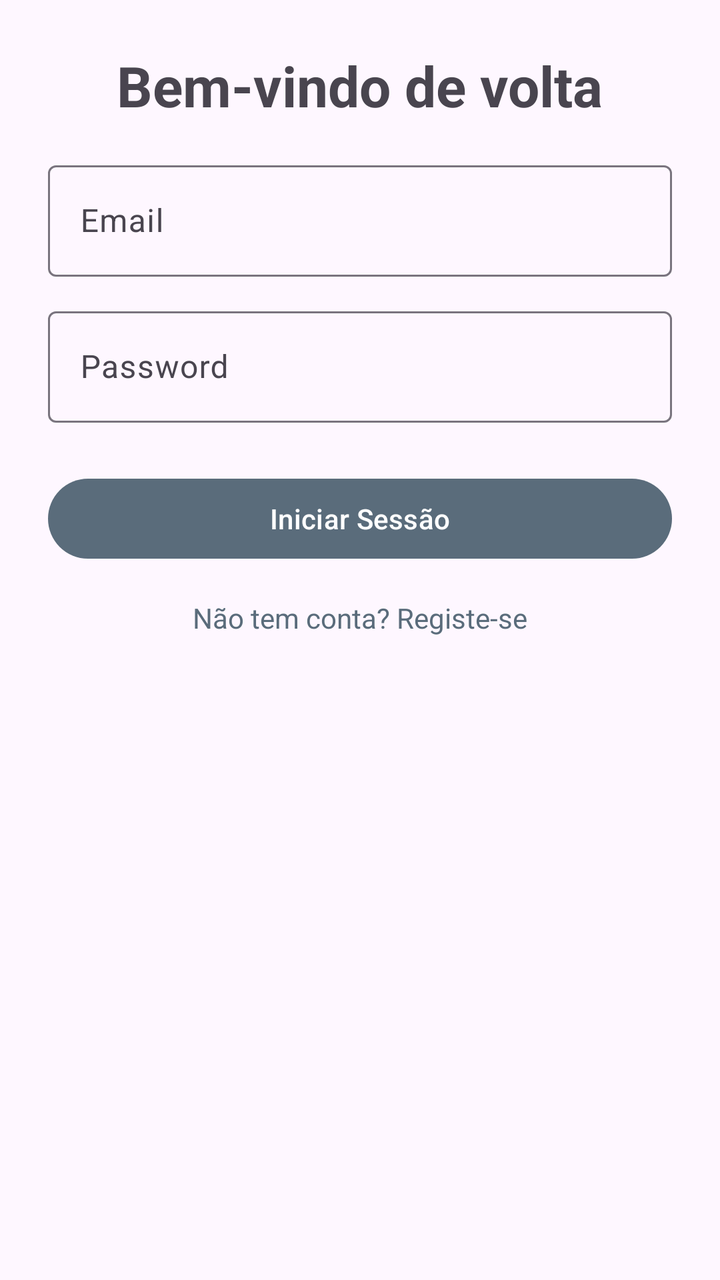
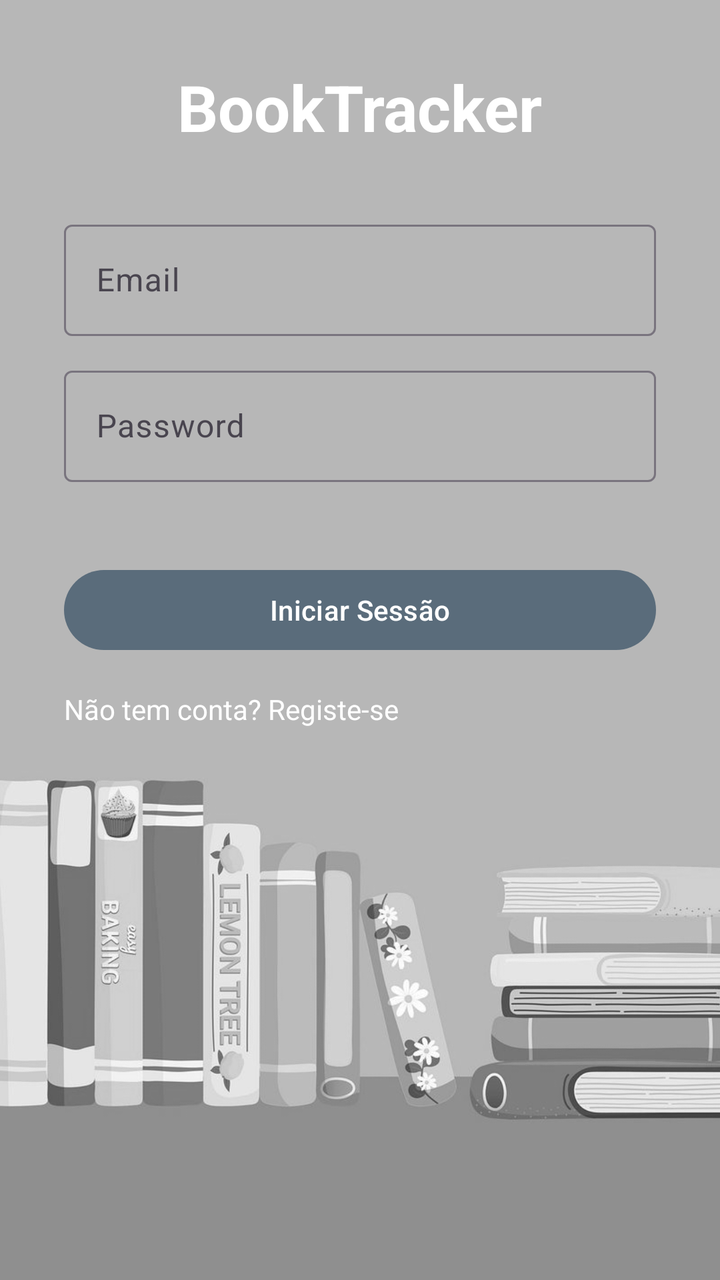

Before-and-after screenshots of an Android layout around one commit, followed by the original layout XML and the change that was made.
<!-- AndroidManifest.xml: activity theme Theme.P01DJPM -->
<!-- res/layout/activity_login.xml -->
<androidx.constraintlayout.widget.ConstraintLayout xmlns:android="http://schemas.android.com/apk/res/android"
    xmlns:app="http://schemas.android.com/apk/res-auto"
    xmlns:tools="http://schemas.android.com/tools"
    android:layout_width="match_parent"
    android:layout_height="match_parent"
    android:padding="24dp"
    tools:context=".LoginActivity">

    <TextView
        android:id="@+id/titleTextView"
        android:layout_width="wrap_content"
        android:layout_height="wrap_content"
        android:text="Bem-vindo de volta"
        android:textSize="28sp"
        android:textStyle="bold"
        android:layout_marginBottom="32dp"
        app:layout_constraintTop_toTopOf="parent"
        app:layout_constraintStart_toStartOf="parent"
        app:layout_constraintEnd_toEndOf="parent" />

    <com.google.android.material.textfield.TextInputLayout
        android:id="@+id/emailInputLayout"
        android:layout_width="0dp"
        android:layout_height="wrap_content"
        app:layout_constraintTop_toBottomOf="@id/titleTextView"
        app:layout_constraintStart_toStartOf="parent"
        app:layout_constraintEnd_toEndOf="parent"
        android:layout_marginTop="16dp">

        <com.google.android.material.textfield.TextInputEditText
            android:id="@+id/emailEditText"
            android:layout_width="match_parent"
            android:layout_height="wrap_content"
            android:hint="Email"
            android:inputType="textEmailAddress" />
    </com.google.android.material.textfield.TextInputLayout>

    <com.google.android.material.textfield.TextInputLayout
        android:id="@+id/passwordInputLayout"
        android:layout_width="0dp"
        android:layout_height="wrap_content"
        app:layout_constraintTop_toBottomOf="@id/emailInputLayout"
        app:layout_constraintStart_toStartOf="parent"
        app:layout_constraintEnd_toEndOf="parent"
        android:layout_marginTop="12dp">

        <com.google.android.material.textfield.TextInputEditText
            android:id="@+id/passwordEditText"
            android:layout_width="match_parent"
            android:layout_height="wrap_content"
            android:hint="Password"
            android:inputType="textPassword" />
    </com.google.android.material.textfield.TextInputLayout>

    <com.google.android.material.button.MaterialButton
        android:id="@+id/loginButton"
        android:layout_width="0dp"
        android:layout_height="wrap_content"
        android:text="Iniciar Sessão"
        style="@style/Widget.Material3.Button"
        app:layout_constraintTop_toBottomOf="@id/passwordInputLayout"
        app:layout_constraintStart_toStartOf="parent"
        app:layout_constraintEnd_toEndOf="parent"
        android:layout_marginTop="24dp" />

    <TextView
        android:id="@+id/registerTextView"
        android:layout_width="wrap_content"
        android:layout_height="wrap_content"
        android:text="Não tem conta? Registe-se"
        android:textSize="14sp"
        android:textColor="?attr/colorPrimary"
        android:layout_marginTop="16dp"
        app:layout_constraintTop_toBottomOf="@id/loginButton"
        app:layout_constraintStart_toStartOf="parent"
        app:layout_constraintEnd_toEndOf="parent" />
</androidx.constraintlayout.widget.ConstraintLayout>
<!-- resources referenced by this layout -->
<resources>
  <style name="Theme.P01DJPM" parent="Theme.Material3.Light.NoActionBar">
          <item name="colorPrimary">@color/primaryColor</item>
          <item name="colorOnPrimary">@android:color/white</item>
          <item name="colorPrimaryContainer">@color/primaryContainer</item>
          <item name="colorSecondary">@color/secondaryColor</item>
          <item name="backgroundColor">@color/backgroundColor</item>
          <item name="colorSurface">@color/surfaceColor</item>
          <item name="android:statusBarColor">@color/primaryColor</item>
          <item name="android:textColorPrimary">@color/textColorPrimary</item>
          <item name="android:textColorSecondary">@color/textColorSecondary</item>
      </style>
  <color name="primaryColor">#5A6C7B</color>
  <color name="primaryContainer">#CED9E0</color>
  <color name="secondaryColor">#A67C52</color>
  <color name="backgroundColor">#F5F5F5</color>
  <color name="surfaceColor">#FFFFFF</color>
  <color name="textColorPrimary">#333333</color>
  <color name="textColorSecondary">#5C5C5C</color>
</resources>

<!-- the commit's change to res/layout/activity_login.xml (unified diff, before → after) -->
@@ -3,75 +3,84 @@
     xmlns:tools="http://schemas.android.com/tools"
     android:layout_width="match_parent"
     android:layout_height="match_parent"
-    android:padding="24dp"
     tools:context=".LoginActivity">
 
-    <TextView
-        android:id="@+id/titleTextView"
-        android:layout_width="wrap_content"
+    <ImageView
+        android:id="@+id/backgroundImageView"
+        android:layout_width="match_parent"
+        android:layout_height="match_parent"
+        android:src="@drawable/books_background"
+        android:scaleType="centerCrop"
+        tools:ignore="ContentDescription" />
+
+    <LinearLayout
+        android:layout_width="0dp"
         android:layout_height="wrap_content"
-        android:text="Bem-vindo de volta"
-        android:textSize="28sp"
-        android:textStyle="bold"
-        android:layout_marginBottom="32dp"
+        android:orientation="vertical"
+        android:padding="32dp"
+        android:background="@android:color/transparent"
         app:layout_constraintTop_toTopOf="parent"
         app:layout_constraintStart_toStartOf="parent"
-        app:layout_constraintEnd_toEndOf="parent" />
+        app:layout_constraintEnd_toEndOf="parent">
 
-    <com.google.android.material.textfield.TextInputLayout
-        android:id="@+id/emailInputLayout"
-        android:layout_width="0dp"
-        android:layout_height="wrap_content"
-        app:layout_constraintTop_toBottomOf="@id/titleTextView"
-        app:layout_constraintStart_toStartOf="parent"
-        app:layout_constraintEnd_toEndOf="parent"
-        android:layout_marginTop="16dp">
+        <TextView
+            android:id="@+id/titleTextView"
+            android:layout_width="wrap_content"
+            android:layout_height="wrap_content"
+            android:text="BookTracker"
+            android:textSize="32sp"
+            android:textStyle="bold"
+            android:textColor="@android:color/white"
+            android:layout_gravity="center_horizontal"
+            android:layout_marginBottom="32dp" />
 
-        <com.google.android.material.textfield.TextInputEditText
-            android:id="@+id/emailEditText"
+        <com.google.android.material.textfield.TextInputLayout
+            android:id="@+id/emailInputLayout"
             android:layout_width="match_parent"
             android:layout_height="wrap_content"
-            android:hint="Email"
-            android:inputType="textEmailAddress" />
-    </com.google.android.material.textfield.TextInputLayout>
+            android:layout_marginBottom="12dp">
 
-    <com.google.android.material.textfield.TextInputLayout
-        android:id="@+id/passwordInputLayout"
-        android:layout_width="0dp"
-        android:layout_height="wrap_content"
-        app:layout_constraintTop_toBottomOf="@id/emailInputLayout"
-        app:layout_constraintStart_toStartOf="parent"
-        app:layout_constraintEnd_toEndOf="parent"
-        android:layout_marginTop="12dp">
+            <com.google.android.material.textfield.TextInputEditText
+                android:id="@+id/emailEditText"
+                android:layout_width="match_parent"
+                android:layout_height="wrap_content"
+                android:hint="Email"
+                android:textColor="@android:color/white"
+                android:inputType="textEmailAddress" />
+        </com.google.android.material.textfield.TextInputLayout>
 
-        <com.google.android.material.textfield.TextInputEditText
-            android:id="@+id/passwordEditText"
+        <com.google.android.material.textfield.TextInputLayout
+            android:id="@+id/passwordInputLayout"
             android:layout_width="match_parent"
             android:layout_height="wrap_content"
-            android:hint="Password"
-            android:inputType="textPassword" />
-    </com.google.android.material.textfield.TextInputLayout>
+            android:layout_marginBottom="24dp">
 
-    <com.google.android.material.button.MaterialButton
-        android:id="@+id/loginButton"
-        android:layout_width="0dp"
-        android:layout_height="wrap_content"
-        android:text="Iniciar Sessão"
-        style="@style/Widget.Material3.Button"
-        app:layout_constraintTop_toBottomOf="@id/passwordInputLayout"
-        app:layout_constraintStart_toStartOf="parent"
-        app:layout_constraintEnd_toEndOf="parent"
-        android:layout_marginTop="24dp" />
+            <com.google.android.material.textfield.TextInputEditText
+                android:id="@+id/passwordEditText"
+                android:layout_width="match_parent"
+                android:layout_height="wrap_content"
+                android:hint="Password"
+                android:textColor="@android:color/white"
+                android:inputType="textPassword" />
+        </com.google.android.material.textfield.TextInputLayout>
 
-    <TextView
-        android:id="@+id/registerTextView"
-        android:layout_width="wrap_content"
-        android:layout_height="wrap_content"
-        android:text="Não tem conta? Registe-se"
-        android:textSize="14sp"
-        android:textColor="?attr/colorPrimary"
-        android:layout_marginTop="16dp"
-        app:layout_constraintTop_toBottomOf="@id/loginButton"
-        app:layout_constraintStart_toStartOf="parent"
-        app:layout_constraintEnd_toEndOf="parent" />
+        <com.google.android.material.button.MaterialButton
+            android:id="@+id/loginButton"
+            android:layout_width="match_parent"
+            android:layout_height="wrap_content"
+            android:text="Iniciar Sessão"
+            style="@style/Widget.Material3.Button"
+            android:layout_marginTop="16dp" />
+
+        <TextView
+            android:id="@+id/registerTextView"
+            android:layout_width="wrap_content"
+            android:layout_height="wrap_content"
+            android:text="Não tem conta? Registe-se"
+            android:textSize="14sp"
+            android:textColor="@android:color/white"
+            android:layout_marginTop="16dp"
+            android:gravity="center_horizontal" />
+    </LinearLayout>
+
 </androidx.constraintlayout.widget.ConstraintLayout>
<!-- resource entries referenced after the edit -->
@@ -1,5 +1,6 @@
 <!-- resources referenced by this layout -->
 <resources>
+  <!-- drawable books_background: jpg bitmap (drawable, 71695 bytes) -->
   <style name="Theme.P01DJPM" parent="Theme.Material3.Light.NoActionBar">
           <item name="colorPrimary">@color/primaryColor</item>
           <item name="colorOnPrimary">@android:color/white</item>
